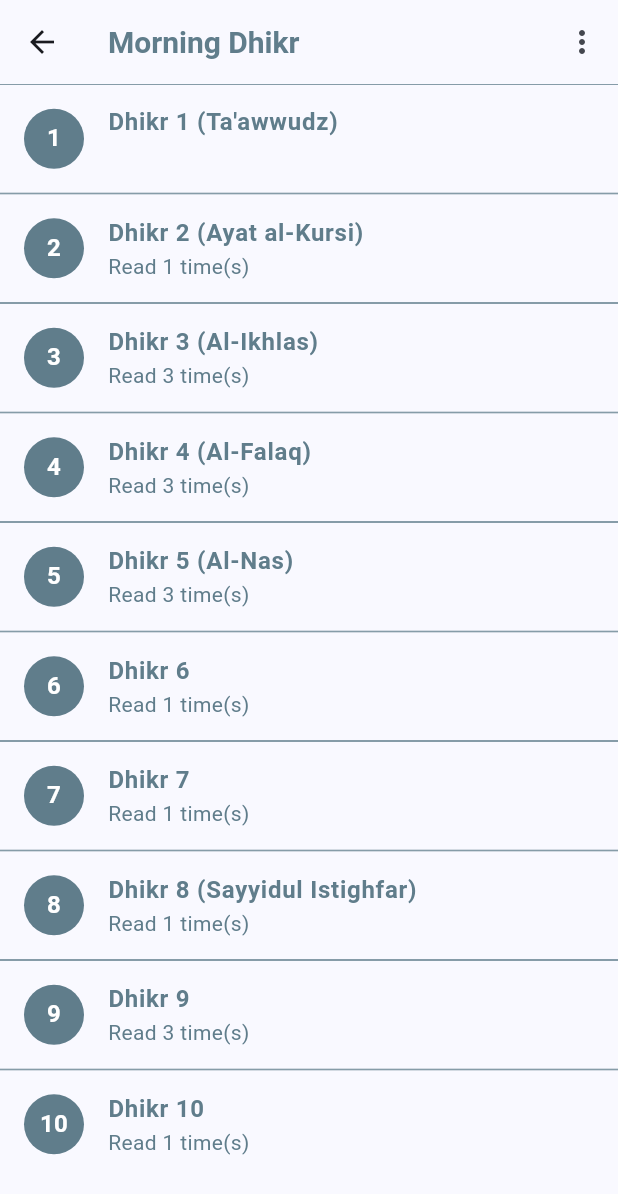
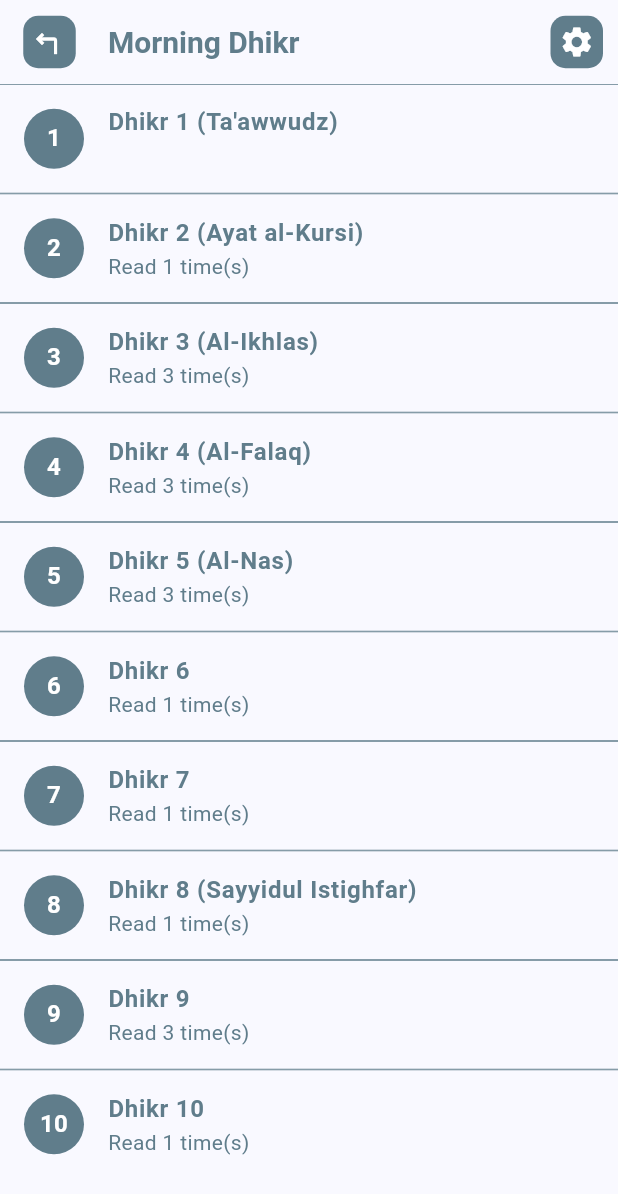
Before and after one commit to ahmadtheswe/dhikr-app-flutter, a Flutter app: the screen it shows after launch, after a tap on "English", after a tap on "Morning Dhikr", on a phone screen of 412 x 824 dp. Shown: the top 1194 px of the screen. Run offline on Flutter 3.47's test engine with Material 3 defaults, Android fonts, the phone set to English and light mode, and no system bars; drawn by our look-alikes of google_mobile_ads; our stand-ins replace device_info_plus, flutter_local_notifications, package_info_plus, permission_handler, shared_preferences, timezone; network calls fail; project files that could hold a hidden picture were left out.

Commit message:
ENHANCE: Update UI for leading and setting buttons

```diff
--- a/devtools_options.yaml
+++ b/devtools_options.yaml
@@ -2,3 +2,4 @@ description: This file stores settings for Dart & Flutter DevTools.
 documentation: https://docs.flutter.dev/tools/devtools/extensions#configure-extension-enablement-states
 extensions:
   - provider: true
+  - shared_preferences: true
--- a/lib/main.dart
+++ b/lib/main.dart
@@ -19,7 +19,7 @@ void main() async {
   final alarmService = AlarmService();
   await alarmService.loadAlarms();
 
-  final themeService = ThemeService();
+  await ThemeService().init();
 
   MobileAds.instance.initialize();
 
@@ -29,7 +29,7 @@ void main() async {
     providers: [
       ChangeNotifierProvider<LanguageService>.value(value: languageService),
       ChangeNotifierProvider<AlarmService>.value(value: alarmService),
-      ChangeNotifierProvider<ThemeService>.value(value: themeService),
+      ChangeNotifierProvider<ThemeService>.value(value: ThemeService()),
     ],
     child: const MyApp(),
   ));
--- a/lib/pages/about_app_page.dart
+++ b/lib/pages/about_app_page.dart
@@ -1,3 +1,4 @@
+import 'package:dhikr_app/shared/button/leading_back_button.dart';
 import 'package:dhikr_app/shared/button/standard_elevated_button.dart';
 import 'package:dhikr_app/shared/text/application_version.dart';
 import 'package:dhikr_app/shared/title/page_title.dart';
@@ -21,6 +22,7 @@ class _AboutAppPage extends State<AboutAppPage> {
 
     return Scaffold(
         appBar: AppBar(
+          leading: const LeadingBackButton(),
           title: PageTitle(
             text: languageService.getText('aboutTheApp'),
           ),
--- a/lib/pages/dhikr_list_page.dart
+++ b/lib/pages/dhikr_list_page.dart
@@ -2,7 +2,8 @@ import 'dart:convert';
 
 import 'package:dhikr_app/models/dhikr_model.dart';
 import 'package:dhikr_app/pages/dhikr_page.dart';
-import 'package:dhikr_app/pages/settings_page.dart';
+import 'package:dhikr_app/shared/button/leading_back_button.dart';
+import 'package:dhikr_app/shared/button/setting_button.dart';
 import 'package:dhikr_app/shared/list_tile/dhikr_list_tile.dart';
 import 'package:dhikr_app/static/dhikr_time.dart';
 import 'package:dhikr_app/static/languages.dart';
@@ -75,17 +76,10 @@ class _DhikrListPage extends State<DhikrListPage> {
 
     return Scaffold(
       appBar: AppBar(
+        leading: const LeadingBackButton(),
         title: PageTitle(text: languageService.getText(widget.dhikrTime == DhikrTime.MORNING ? 'morning' : 'evening')),
-        actions: [
-          IconButton(
-            icon: const Icon(Icons.more_vert),
-            onPressed: () {
-              Navigator.push(
-                context,
-                MaterialPageRoute(builder: (context) => const SettingsPage()),
-              );
-            },
-          ),
+        actions: const [
+          SettingButton()
         ],
       ),
       body: ListView.builder(
--- a/lib/pages/dhikr_page.dart
+++ b/lib/pages/dhikr_page.dart
@@ -7,6 +7,7 @@ import 'package:google_mobile_ads/google_mobile_ads.dart';
 import 'package:provider/provider.dart';
 
 import '../service/language_service.dart';
+import '../shared/button/leading_back_button.dart';
 import '../shared/title/page_title.dart';
 
 class DhikrPage extends StatefulWidget {
@@ -83,6 +84,7 @@ class _DhikrPage extends State<DhikrPage> {
 
     return Scaffold(
       appBar: AppBar(
+        leading: const LeadingBackButton(),
         title: Column(
           crossAxisAlignment: CrossAxisAlignment.start,
           children: [
@@ -263,13 +265,13 @@ class _DhikrPage extends State<DhikrPage> {
               tooltip: languageService.getText('first'),
             ),
             IconButton(
-              icon: const Icon(Icons.arrow_back),
+              icon: const Icon(Icons.chevron_left),
               onPressed: currentIndex > 1 ? _goToPrevious : null,
               tooltip: languageService.getText('previous'),
             ),
             Text('$currentIndex/$length'),
             IconButton(
-              icon: const Icon(Icons.arrow_forward),
+              icon: const Icon(Icons.chevron_right),
               onPressed: currentIndex < widget.dhikrList.length ? _goToNext : null,
               tooltip: languageService.getText('next'),
             ),
--- a/lib/pages/external_resources_page.dart
+++ b/lib/pages/external_resources_page.dart
@@ -3,6 +3,7 @@ import 'package:provider/provider.dart';
 import 'package:url_launcher/url_launcher.dart';
 
 import '../service/language_service.dart';
+import '../shared/button/leading_back_button.dart';
 import '../shared/title/page_title.dart';
 
 class ExternalResourcesPage extends StatelessWidget {
@@ -13,12 +14,19 @@ class ExternalResourcesPage extends StatelessWidget {
     final languageService = Provider.of<LanguageService>(context);
     return Scaffold(
       appBar: AppBar(
+        leading: const LeadingBackButton(),
         title: PageTitle(
           text: languageService.getText('externalResources'),
         ),
       ),
       body: ListView(
         children: [
+          ListTile(
+            title: const Text('Dzikir Pagi Dan Petang - almanhaj.com'),
+            onTap: () {
+              launchUrl(Uri.parse('https://almanhaj.or.id/11518-dzikir-pagi-dan-petang.html'));
+            },
+          ),
           ListTile(
             title: const Text('icons8.com - Morning Icon'),
             onTap: () {
--- a/lib/pages/select_dhikr_time_page.dart
+++ b/lib/pages/select_dhikr_time_page.dart
@@ -1,6 +1,7 @@
 import 'package:dhikr_app/pages/dhikr_list_page.dart';
 import 'package:dhikr_app/pages/settings_page.dart';
 import 'package:dhikr_app/shared/button/select_dhikr_elevated_button.dart';
+import 'package:dhikr_app/shared/button/setting_button.dart';
 import 'package:dhikr_app/shared/title/menu_title.dart';
 import 'package:flutter/material.dart';
 import 'package:provider/provider.dart';
@@ -28,16 +29,8 @@ class _SelectDhikrTimePage extends State<SelectDhikrTimePage> {
     return Scaffold(
       appBar: AppBar(
         automaticallyImplyLeading: false,
-        actions: [
-          IconButton(
-            icon: const Icon(Icons.more_vert),
-            onPressed: () {
-              Navigator.push(
-                context,
-                MaterialPageRoute(builder: (context) => const SettingsPage()),
-              );
-            },
-          ),
+        actions: const [
+          SettingButton(),
         ],
       ),
       body: Center(
--- a/lib/pages/select_language_page.dart
+++ b/lib/pages/select_language_page.dart
@@ -5,6 +5,7 @@ import 'package:flutter/material.dart';
 import 'package:provider/provider.dart';
 
 import '../service/language_service.dart';
+import '../service/theme_service.dart';
 import '../static/languages.dart';
 
 class SelectLanguagePage extends StatelessWidget {
@@ -13,6 +14,8 @@ class SelectLanguagePage extends StatelessWidget {
   @override
   Widget build(BuildContext context) {
     final languageService = Provider.of<LanguageService>(context, listen: false);
+    final themeService = Provider.of<ThemeService>(context);
+
 
     return Scaffold(
       body: Center(
@@ -20,7 +23,7 @@ class SelectLanguagePage extends StatelessWidget {
           mainAxisAlignment: MainAxisAlignment.center,
           children: [
             const MenuTitle(text: Languages.COMMON_SELECT_LANGUAGE),
-            const SizedBox(height: 20), // Add some space between the buttons
+            const SizedBox(height: 20),
             LanguageElevatedButton(
               languageTitle: Languages.ENGLISH_TITLE,
               icon: Languages.ENGLISH_ICON,
@@ -32,7 +35,7 @@ class SelectLanguagePage extends StatelessWidget {
                 );
               },
             ),
-            const SizedBox(height: 20), // Add some space between the buttons
+            const SizedBox(height: 20),
             LanguageElevatedButton(
               languageTitle: Languages.INDONESIAN_TITLE,
               icon: Languages.INDONESIAN_ICON,
@@ -44,6 +47,16 @@ class SelectLanguagePage extends StatelessWidget {
                 );
               },
             ),
+            const SizedBox(
+              height: 40,
+            ),
+            const MenuTitle(text: Languages.COMMON_SELECT_DARK_MODE),
+            Switch(
+              value: themeService.isDarkMode(context),
+              onChanged: (isDark) {
+                themeService.toggleTheme(isDark);
+              },
+            ),
           ],
         ),
       ),
--- a/lib/pages/settings_page.dart
+++ b/lib/pages/settings_page.dart
@@ -2,6 +2,7 @@ import 'package:dhikr_app/pages/about_app_page.dart';
 import 'package:dhikr_app/pages/external_resources_page.dart';
 import 'package:dhikr_app/service/alarm_service.dart';
 import 'package:dhikr_app/shared/button/language_elevated_button.dart';
+import 'package:dhikr_app/shared/button/leading_back_button.dart';
 import 'package:dhikr_app/shared/button/standard_elevated_button.dart';
 import 'package:dhikr_app/shared/title/menu_title.dart';
 import 'package:dhikr_app/static/languages.dart';
@@ -27,9 +28,11 @@ class _SettingsPage extends State<SettingsPage> {
   Widget build(BuildContext context) {
     final languageService = Provider.of<LanguageService>(context);
     final alarmService = Provider.of<AlarmService>(context);
+    final themeService = Provider.of<ThemeService>(context);
 
     return Scaffold(
       appBar: AppBar(
+        leading: const LeadingBackButton(),
         title: PageTitle(
           text: languageService.getText('settings'),
         ),
@@ -69,9 +72,9 @@ class _SettingsPage extends State<SettingsPage> {
                 ),
                 MenuTitle(text: languageService.getText('darkMode')),
                 Switch(
-                  value: Provider.of<ThemeService>(context).themeMode == ThemeMode.dark,
+                  value: themeService.isDarkMode(context),
                   onChanged: (isDark) {
-                    Provider.of<ThemeService>(context, listen: false).toggleTheme(isDark);
+                    themeService.toggleTheme(isDark);
                   },
                 ),
                 const SizedBox(
--- a/lib/service/theme_service.dart
+++ b/lib/service/theme_service.dart
@@ -2,23 +2,25 @@ import 'package:flutter/material.dart';
 import 'package:shared_preferences/shared_preferences.dart';
 
 class ThemeService extends ChangeNotifier {
+  ThemeService._internal();
+
+  static final ThemeService _instance = ThemeService._internal();
+
+  factory ThemeService() => _instance;
+
   static const String _themeModeKey = 'themeMode';
   ThemeMode _themeMode = ThemeMode.system;
 
   ThemeMode get themeMode => _themeMode;
 
-  ThemeService() {
-    _loadThemeMode();
-  }
-
-  void _loadThemeMode() async {
+  Future<void> init() async {
     final prefs = await SharedPreferences.getInstance();
     final themeString = prefs.getString(_themeModeKey);
 
     if (themeString != null) {
       _themeMode = ThemeMode.values.firstWhere(
-          (mode) => mode.toString() == themeString,
-          orElse: () => ThemeMode.system,
+        (mode) => mode.toString() == themeString,
+        orElse: () => ThemeMode.system,
       );
     } else {
       _themeMode = ThemeMode.system;
@@ -27,14 +29,21 @@ class ThemeService extends ChangeNotifier {
     notifyListeners();
   }
 
-  void setThemeMode(ThemeMode mode) async {
+  void toggleTheme(bool isDark) {
+    _setThemeMode(isDark ? ThemeMode.dark : ThemeMode.light);
+  }
+
+  bool isDarkMode(BuildContext context) {
+    if (_themeMode == ThemeMode.system) {
+      return MediaQuery.of(context).platformBrightness == Brightness.dark;
+    }
+    return _themeMode == ThemeMode.dark;
+  }
+
+  void _setThemeMode(ThemeMode mode) async {
     final prefs = await SharedPreferences.getInstance();
     _themeMode = mode;
     await prefs.setString(_themeModeKey, mode.toString());
     notifyListeners();
   }
-
-  void toggleTheme(bool isDark) {
-    setThemeMode(isDark ? ThemeMode.dark : ThemeMode.light);
-  }
 }
--- /dev/null
+++ b/lib/shared/button/leading_back_button.dart
@@ -0,0 +1,39 @@
+import 'package:flutter/material.dart';
+
+class LeadingBackButton extends StatelessWidget {
+  const LeadingBackButton({
+    super.key,
+  });
+
+  @override
+  Widget build(BuildContext context) {
+    final backgroundColor = Theme.of(context).brightness == Brightness.dark ? Colors.white70 : Colors.blueGrey;
+    final logoColor = Theme.of(context).brightness == Brightness.dark ? Colors.black87 : Colors.white;
+
+    return Center(
+      child: Container(
+        margin: const EdgeInsets.only(left: 10.0),
+        width: 35,
+        height: 35,
+        decoration: BoxDecoration(
+          color: backgroundColor,
+          borderRadius: BorderRadius.circular(10.0),
+        ),
+        child: IconButton(
+          icon: Icon(
+            Icons.turn_left,
+            color: logoColor,
+          ),
+          padding: EdgeInsets.zero,
+          constraints: const BoxConstraints(
+            maxWidth: 35,
+            maxHeight: 35,
+          ),
+          onPressed: () {
+            Navigator.pop(context);
+          },
+        ),
+      ),
+    );
+  }
+}
--- /dev/null
+++ b/lib/shared/button/setting_button.dart
@@ -0,0 +1,42 @@
+import 'package:flutter/material.dart';
+
+import '../../pages/settings_page.dart';
+
+class SettingButton extends StatelessWidget {
+  const SettingButton({
+    super.key,
+  });
+
+  @override
+  Widget build(BuildContext context) {
+    final backgroundColor = Theme.of(context).brightness == Brightness.dark ? Colors.white70 : Colors.blueGrey;
+    final logoColor = Theme.of(context).brightness == Brightness.dark ? Colors.black87 : Colors.white;
+
+    return Container(
+      margin: const EdgeInsets.only(right: 10.0),
+      width: 35,
+      height: 35,
+      decoration: BoxDecoration(
+        color: backgroundColor,
+        borderRadius: BorderRadius.circular(10.0),
+      ),
+      child: IconButton(
+        icon: Icon(
+          Icons.settings,
+          color: logoColor,
+        ),
+        padding: EdgeInsets.zero,
+        constraints: const BoxConstraints(
+          maxWidth: 35,
+          maxHeight: 35,
+        ),
+        onPressed: () {
+          Navigator.push(
+            context,
+            MaterialPageRoute(builder: (context) => const SettingsPage()),
+          );
+        },
+      ),
+    );
+  }
+}
--- a/lib/static/languages.dart
+++ b/lib/static/languages.dart
@@ -7,4 +7,5 @@ class Languages {
   static const String INDONESIAN_ICON = 'icons/flags/png100px/id.png';
 
   static const String COMMON_SELECT_LANGUAGE = 'Select language / Pilih bahasa';
+  static const String COMMON_SELECT_DARK_MODE = 'Dark mode / Mode gelap';
 }
--- a/pubspec.yaml
+++ b/pubspec.yaml
@@ -2,7 +2,7 @@ name: dhikr_app
 description: "A simple morning and evening Dhikr App."
 publish_to: 'none' # Remove this line if you wish to publish to pub.dev
 
-version: 1.1.2+3
+version: 1.1.3+4
 
 environment:
   sdk: '>=3.2.6 <4.0.0'
```
Also changed, not shown: 1 other file.
